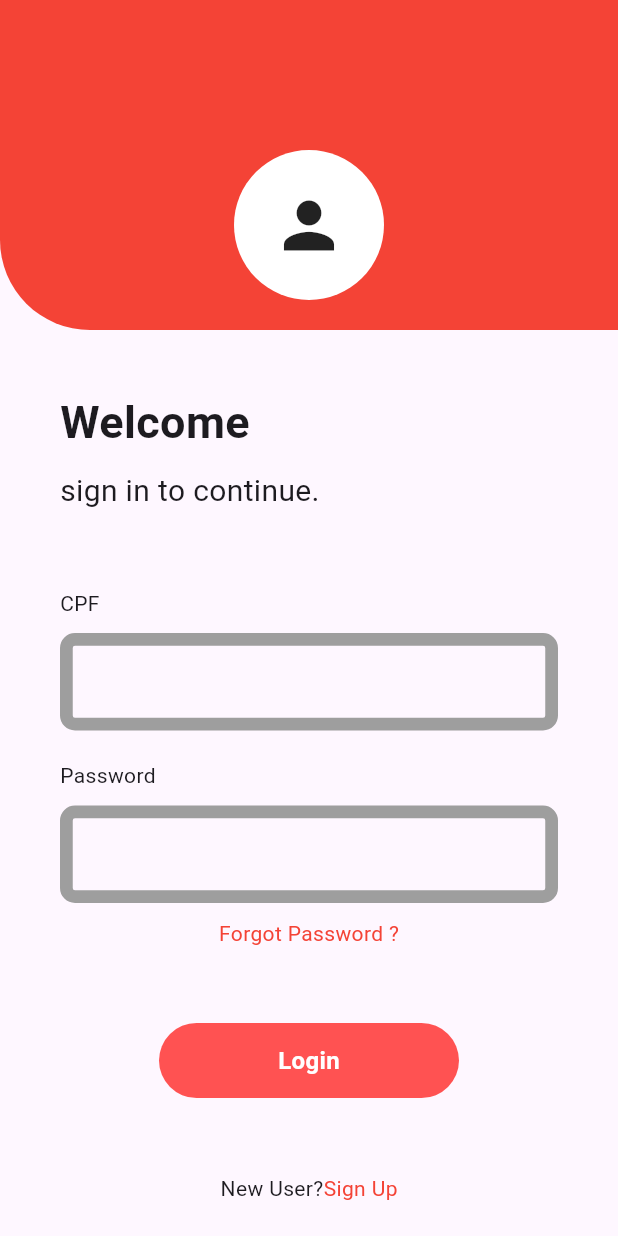
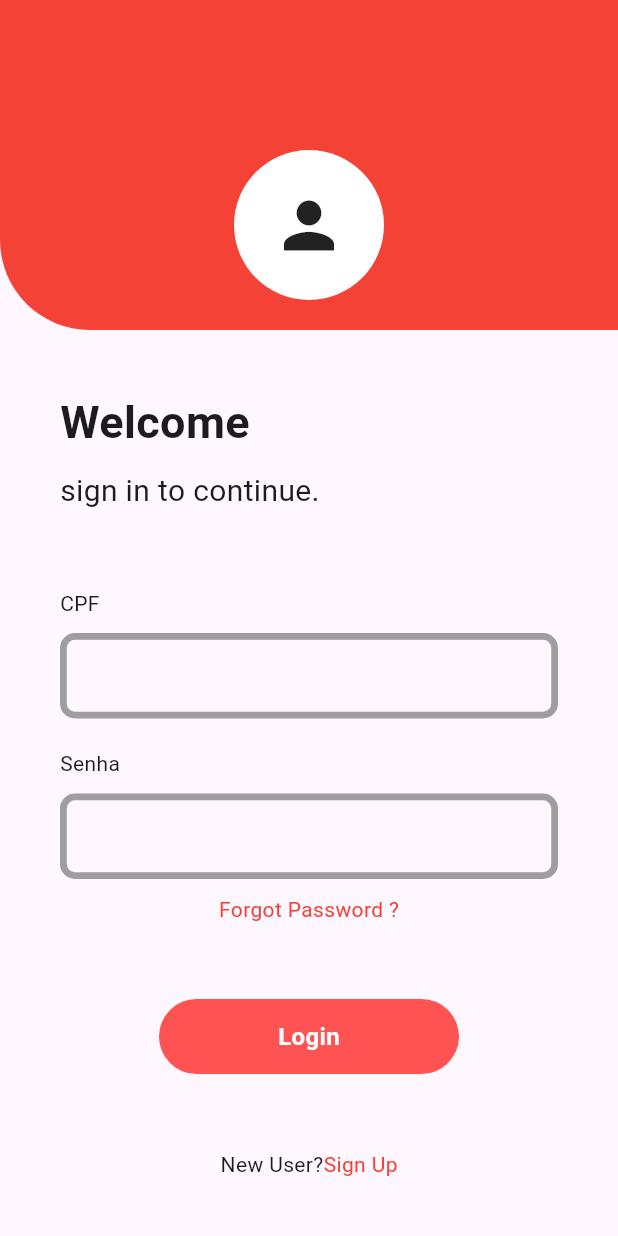
Before and after one commit to jvitor61/ReGex_flutter, a Flutter app: the screen it shows after launch, on a phone screen of 412 x 824 dp. Run offline on Flutter 3.47's test engine with Material 3 defaults, Android fonts, the phone set to English and light mode, and no system bars.

Commit message:
correção

```diff
--- a/lib/login.dart
+++ b/lib/login.dart
@@ -75,7 +75,7 @@ class _LoginState extends State<Login>{
             const SizedBox(
               height: 20,
             ),
-            inputForm ("Password", _controller2),
+            inputForm ("Senha", _controller2),
             const SizedBox(
               height: 10,
             ),
@@ -135,21 +135,21 @@ return Column(
     Container(
       decoration: BoxDecoration(
         borderRadius: BorderRadius.circular(10),
-            border: title =="Email"? Border.all(
-            width: 0.5,
+            border: title =="CPF"? Border.all(
+            width: 4.5,
             color: controller.text.isEmpty
           ? Colors.grey
           : isEmailValid
               ?Colors.green
               :Colors.red)
-            : Border.all(width: 8.5, color: Colors.grey),
+            : Border.all(width: 4.5, color: Colors.grey),
       ),
       child: Padding(padding: const EdgeInsets.only(left: 10.0),
       child: TextField(
         controller: controller,
         decoration: const InputDecoration(border: InputBorder.none),
         onChanged: (value) {
-          if (title == "Email"){
+          if (title == "CPF"){
             if(value.isEmpty){
               setState((){
                 isEmailValid = true;
--- a/lib/validate.dart
+++ b/lib/validate.dart
@@ -2,7 +2,7 @@
 
 bool validateEmailAddress (String input){
   const emailRegex =
-    r'[0-9]{3}\.?[0-9]{3}\.?[0-9]{3}\-?[0-9]{2}';
+    r'^([0-9]{3}\.?[0-9]{3}\.?[0-9]{3}\-?[0-9]{2})$';
 
   if (RegExp(emailRegex).hasMatch(input)) {
     return true;
```
